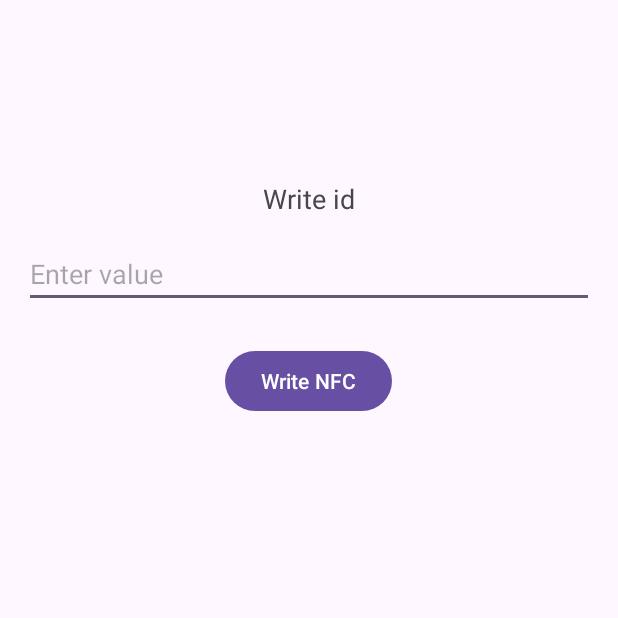
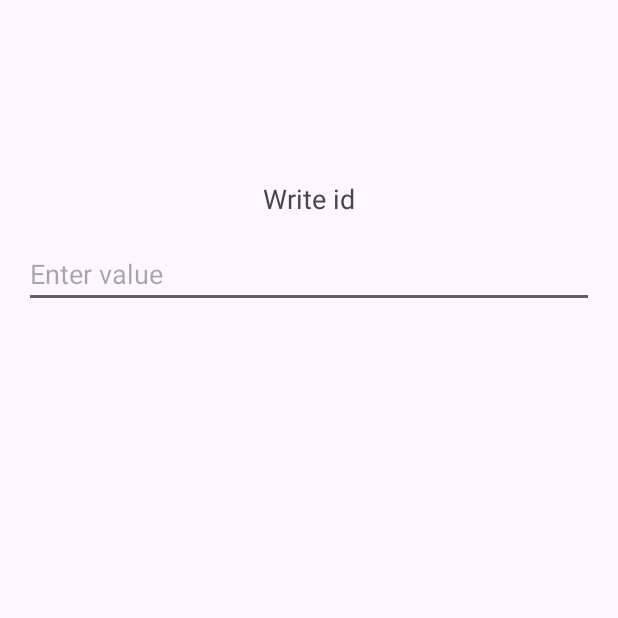
Before and after one commit to respowerr/pa2024, an Android app: the WriteNfcActivity screen opened directly, with no data from a screen before it, on a phone screen of 412 x 824 dp, the top half of it. Run offline under Robolectric (Android 15) with nearby library versions, the phone set to English and light mode, and no system bars; our stand-ins replace Volley; 3 statements that could not run were skipped.

Commit message:
Fix bug in nfc

```diff
--- a/ApplicationBenevoles/app/src/main/java/com/example/applicationbenevoles/WriteNfcActivity.kt
+++ b/ApplicationBenevoles/app/src/main/java/com/example/applicationbenevoles/WriteNfcActivity.kt
@@ -26,7 +26,6 @@ class WriteNfcActivity : AppCompatActivity() {
     private val logTag = "APP_BENEVOLE "
     private lateinit var adapter: NfcAdapter
     private lateinit var editText: EditText
-    private lateinit var writeNfcButton: Button
     private var tagFromIntent: Tag? = null
 
     private lateinit var accessToken: String
@@ -38,18 +37,9 @@ class WriteNfcActivity : AppCompatActivity() {
         Log.w(logTag, "WriteNfc Created")
         setContentView(R.layout.activity_write_nfc)
         editText = findViewById(R.id.editText)
-        writeNfcButton = findViewById(R.id.writeNfcButton)
-
 
         accessToken = intent.getStringExtra("access_token") ?: ""
         Log.d(logTag, accessToken)
-
-
-        writeNfcButton.setOnClickListener {
-            val nfcText = editText.text.toString()
-            Log.d(logTag, "Write NFC button clicked with text: $nfcText")
-            checkIdExistence(nfcText, accessToken)
-        }
 
         initNfcAdapter()
     }
--- a/ApplicationBenevoles/app/src/main/res/layout/activity_write_nfc.xml
+++ b/ApplicationBenevoles/app/src/main/res/layout/activity_write_nfc.xml
@@ -25,12 +25,4 @@
         android:inputType="text" />
 
 
-    <Button
-        android:id="@+id/writeNfcButton"
-        android:layout_width="wrap_content"
-        android:layout_height="wrap_content"
-        android:layout_centerHorizontal="true"
-        android:layout_marginTop="230dp"
-        android:text="Write NFC"
-        />
 </RelativeLayout>
```
